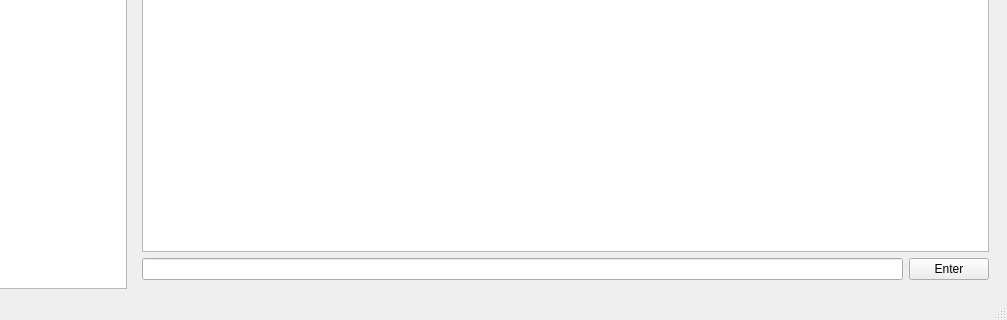
Old version of the form lib/editor/VaKon3DEditor/editorwindow.ui in the repository ValeriiKoniushenko/VaKon3D; both pictures show x 82 to 1089 and y 377 to 697 of the 1089 by 697 pixel window.
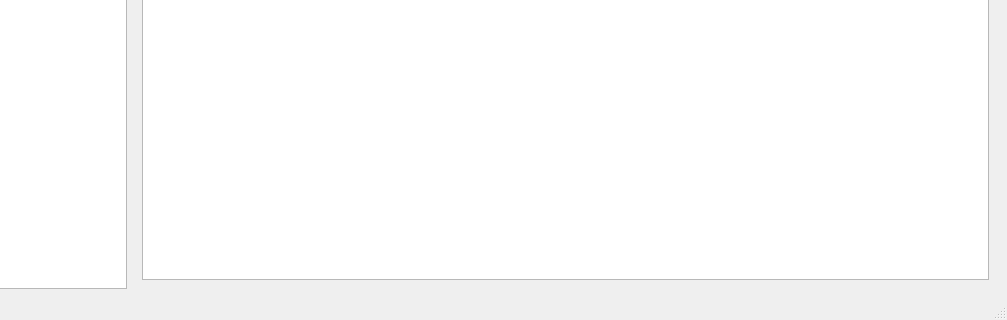
New version of the form. The open tabs and pages were chosen to show the change.

The edit to the form file:
```diff
--- a/lib/editor/VaKon3DEditor/editorwindow.ui
+++ b/lib/editor/VaKon3DEditor/editorwindow.ui
@@ -14,7 +14,7 @@
    <string>EditorWindow</string>
   </property>
   <widget class="QWidget" name="centralwidget">
-   <layout class="QHBoxLayout" name="horizontalLayout_2">
+   <layout class="QVBoxLayout" name="verticalLayout_3">
     <item>
      <layout class="QHBoxLayout" name="horizontalLayout">
       <item>
@@ -178,6 +178,24 @@
           </layout>
          </widget>
         </widget>
+        <widget class="QWidget" name="pageSceneObjectCollector">
+         <layout class="QVBoxLayout" name="verticalLayout_4">
+          <item>
+           <layout class="QHBoxLayout" name="horizontalLayout_6">
+            <item>
+             <widget class="QTreeView" name="treeView">
+              <property name="maximumSize">
+               <size>
+                <width>16777215</width>
+                <height>16777215</height>
+               </size>
+              </property>
+             </widget>
+            </item>
+           </layout>
+          </item>
+         </layout>
+        </widget>
        </widget>
       </item>
      </layout>
```
